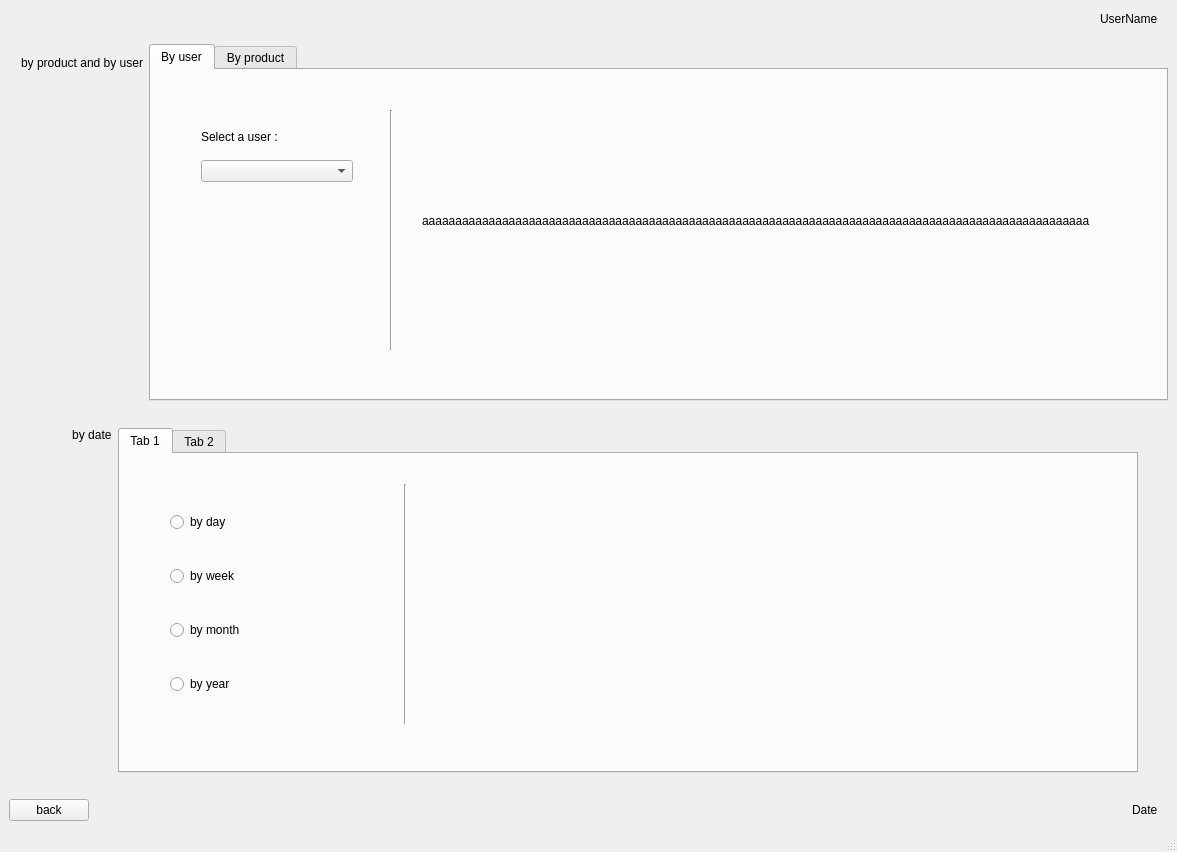
First picture: the form in ui/statistics.ui, repository HamzaMPSY/qt_app_mts, before the edit.
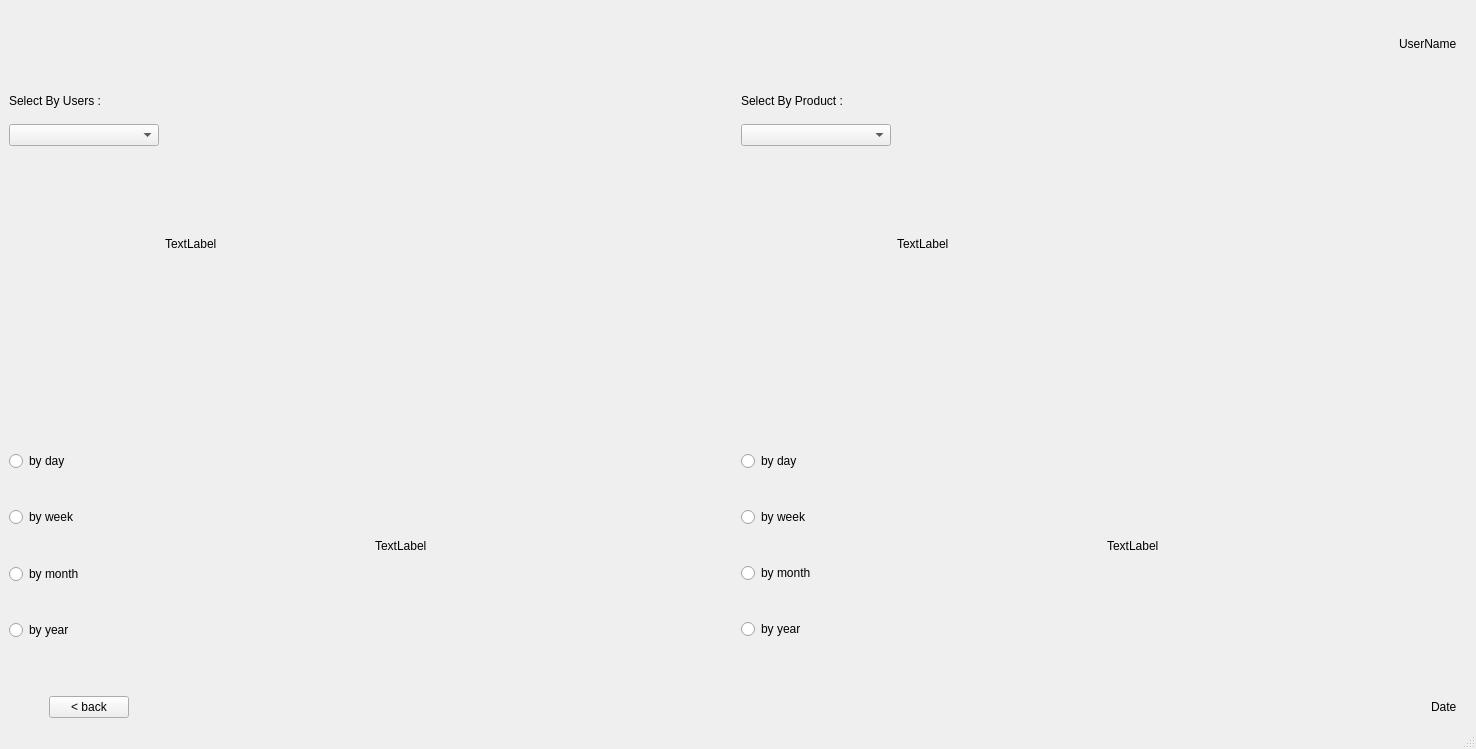
Second picture: the form after the edit. Icons and pictures are not drawn.

The edit to the form file:
```diff
--- a/ui/statistics.ui
+++ b/ui/statistics.ui
@@ -6,8 +6,8 @@
    <rect>
     <x>0</x>
     <y>0</y>
-    <width>1177</width>
-    <height>852</height>
+    <width>1476</width>
+    <height>749</height>
    </rect>
   </property>
   <property name="windowTitle">
@@ -19,6 +19,12 @@
      <layout class="QHBoxLayout" name="horizontalLayout_3">
       <item>
        <widget class="QLabel" name="logo1">
+        <property name="minimumSize">
+         <size>
+          <width>70</width>
+          <height>70</height>
+         </size>
+        </property>
         <property name="text">
          <string/>
         </property>
@@ -32,6 +38,12 @@
       </item>
       <item>
        <widget class="QLabel" name="logo2">
+        <property name="minimumSize">
+         <size>
+          <width>70</width>
+          <height>70</height>
+         </size>
+        </property>
         <property name="text">
          <string/>
         </property>
@@ -59,8 +71,9 @@
       <item>
        <widget class="QLabel" name="usernameLabel">
         <property name="styleSheet">
-         <string notr="true">font: 63 10pt &quot;Segoe UI Semibold&quot;;
-</string>
+         <string notr="true">
+font: 25 15pt &quot;Yu Gothic UI Light&quot;;
+width: 80pt</string>
         </property>
         <property name="text">
          <string>UserName</string>
@@ -87,506 +100,18 @@
     </item>
     <item>
      <layout class="QHBoxLayout" name="horizontalLayout">
+      <property name="sizeConstraint">
+       <enum>QLayout::SetFixedSize</enum>
+      </property>
       <property name="topMargin">
        <number>9</number>
       </property>
       <item>
-       <widget class="QLabel" name="label">
-        <property name="palette">
-         <palette>
-          <active>
-           <colorrole role="WindowText">
-            <brush brushstyle="SolidPattern">
-             <color alpha="255">
-              <red>0</red>
-              <green>0</green>
-              <blue>0</blue>
-             </color>
-            </brush>
-           </colorrole>
-           <colorrole role="Button">
-            <brush brushstyle="SolidPattern">
-             <color alpha="255">
-              <red>0</red>
-              <green>170</green>
-              <blue>255</blue>
-             </color>
-            </brush>
-           </colorrole>
-           <colorrole role="Light">
-            <brush brushstyle="SolidPattern">
-             <color alpha="255">
-              <red>127</red>
-              <green>213</green>
-              <blue>255</blue>
-             </color>
-            </brush>
-           </colorrole>
-           <colorrole role="Midlight">
-            <brush brushstyle="SolidPattern">
-             <color alpha="255">
-              <red>63</red>
-              <green>191</green>
-              <blue>255</blue>
-             </color>
-            </brush>
-           </colorrole>
-           <colorrole role="Dark">
-            <brush brushstyle="SolidPattern">
-             <color alpha="255">
-              <red>0</red>
-              <green>85</green>
-              <blue>127</blue>
-             </color>
-            </brush>
-           </colorrole>
-           <colorrole role="Mid">
-            <brush brushstyle="SolidPattern">
-             <color alpha="255">
-              <red>0</red>
-              <green>113</green>
-              <blue>170</blue>
-             </color>
-            </brush>
-           </colorrole>
-           <colorrole role="Text">
-            <brush brushstyle="SolidPattern">
-             <color alpha="255">
-              <red>0</red>
-              <green>0</green>
-              <blue>0</blue>
-             </color>
-            </brush>
-           </colorrole>
-           <colorrole role="BrightText">
-            <brush brushstyle="SolidPattern">
-             <color alpha="255">
-              <red>255</red>
-              <green>255</green>
-              <blue>255</blue>
-             </color>
-            </brush>
-           </colorrole>
-           <colorrole role="ButtonText">
-            <brush brushstyle="SolidPattern">
-             <color alpha="255">
-              <red>0</red>
-              <green>0</green>
-              <blue>0</blue>
-             </color>
-            </brush>
-           </colorrole>
-           <colorrole role="Base">
-            <brush brushstyle="SolidPattern">
-             <color alpha="255">
-              <red>255</red>
-              <green>255</green>
-              <blue>255</blue>
-             </color>
-            </brush>
-           </colorrole>
-           <colorrole role="Window">
-            <brush brushstyle="SolidPattern">
-             <color alpha="255">
-              <red>0</red>
-              <green>170</green>
-              <blue>255</blue>
-             </color>
-            </brush>
-           </colorrole>
-           <colorrole role="Shadow">
-            <brush brushstyle="SolidPattern">
-             <color alpha="255">
-              <red>0</red>
-              <green>0</green>
-              <blue>0</blue>
-             </color>
-            </brush>
-           </colorrole>
-           <colorrole role="AlternateBase">
-            <brush brushstyle="SolidPattern">
-             <color alpha="255">
-              <red>127</red>
-              <green>212</green>
-              <blue>255</blue>
-             </color>
-            </brush>
-           </colorrole>
-           <colorrole role="ToolTipBase">
-            <brush brushstyle="SolidPattern">
-             <color alpha="255">
-              <red>255</red>
-              <green>255</green>
-              <blue>220</blue>
-             </color>
-            </brush>
-           </colorrole>
-           <colorrole role="ToolTipText">
-            <brush brushstyle="SolidPattern">
-             <color alpha="255">
-              <red>0</red>
-              <green>0</green>
-              <blue>0</blue>
-             </color>
-            </brush>
-           </colorrole>
-          </active>
-          <inactive>
-           <colorrole role="WindowText">
-            <brush brushstyle="SolidPattern">
-             <color alpha="255">
-              <red>0</red>
-              <green>0</green>
-              <blue>0</blue>
-             </color>
-            </brush>
-           </colorrole>
-           <colorrole role="Button">
-            <brush brushstyle="SolidPattern">
-             <color alpha="255">
-              <red>0</red>
-              <green>170</green>
-              <blue>255</blue>
-             </color>
-            </brush>
-           </colorrole>
-           <colorrole role="Light">
-            <brush brushstyle="SolidPattern">
-             <color alpha="255">
-              <red>127</red>
-              <green>213</green>
-              <blue>255</blue>
-             </color>
-            </brush>
-           </colorrole>
-           <colorrole role="Midlight">
-            <brush brushstyle="SolidPattern">
-             <color alpha="255">
-              <red>63</red>
-              <green>191</green>
-              <blue>255</blue>
-             </color>
-            </brush>
-           </colorrole>
-           <colorrole role="Dark">
-            <brush brushstyle="SolidPattern">
-             <color alpha="255">
-              <red>0</red>
-              <green>85</green>
-              <blue>127</blue>
-             </color>
-            </brush>
-           </colorrole>
-           <colorrole role="Mid">
-            <brush brushstyle="SolidPattern">
-             <color alpha="255">
-              <red>0</red>
-              <green>113</green>
-              <blue>170</blue>
-             </color>
-            </brush>
-           </colorrole>
-           <colorrole role="Text">
-            <brush brushstyle="SolidPattern">
-             <color alpha="255">
-              <red>0</red>
-              <green>0</green>
-              <blue>0</blue>
-             </color>
-            </brush>
-           </colorrole>
-           <colorrole role="BrightText">
-            <brush brushstyle="SolidPattern">
-             <color alpha="255">
-              <red>255</red>
-              <green>255</green>
-              <blue>255</blue>
-             </color>
-            </brush>
-           </colorrole>
-           <colorrole role="ButtonText">
-            <brush brushstyle="SolidPattern">
-             <color alpha="255">
-              <red>0</red>
-              <green>0</green>
-              <blue>0</blue>
-             </color>
-            </brush>
-           </colorrole>
-           <colorrole role="Base">
-            <brush brushstyle="SolidPattern">
-             <color alpha="255">
-              <red>255</red>
-              <green>255</green>
-              <blue>255</blue>
-             </color>
-            </brush>
-           </colorrole>
-           <colorrole role="Window">
-            <brush brushstyle="SolidPattern">
-             <color alpha="255">
-              <red>0</red>
-              <green>170</green>
-              <blue>255</blue>
-             </color>
-            </brush>
-           </colorrole>
-           <colorrole role="Shadow">
-            <brush brushstyle="SolidPattern">
-             <color alpha="255">
-              <red>0</red>
-              <green>0</green>
-              <blue>0</blue>
-             </color>
-            </brush>
-           </colorrole>
-           <colorrole role="AlternateBase">
-            <brush brushstyle="SolidPattern">
-             <color alpha="255">
-              <red>127</red>
-              <green>212</green>
-              <blue>255</blue>
-             </color>
-            </brush>
-           </colorrole>
-           <colorrole role="ToolTipBase">
-            <brush brushstyle="SolidPattern">
-             <color alpha="255">
-              <red>255</red>
-              <green>255</green>
-              <blue>220</blue>
-             </color>
-            </brush>
-           </colorrole>
-           <colorrole role="ToolTipText">
-            <brush brushstyle="SolidPattern">
-             <color alpha="255">
-              <red>0</red>
-              <green>0</green>
-              <blue>0</blue>
-             </color>
-            </brush>
-           </colorrole>
-          </inactive>
-          <disabled>
-           <colorrole role="WindowText">
-            <brush brushstyle="SolidPattern">
-             <color alpha="255">
-              <red>0</red>
-              <green>85</green>
-              <blue>127</blue>
-             </color>
-            </brush>
-           </colorrole>
-           <colorrole role="Button">
-            <brush brushstyle="SolidPattern">
-             <color alpha="255">
-              <red>0</red>
-              <green>170</green>
-              <blue>255</blue>
-             </color>
-            </brush>
-           </colorrole>
-           <colorrole role="Light">
-            <brush brushstyle="SolidPattern">
-             <color alpha="255">
-              <red>127</red>
-              <green>213</green>
-              <blue>255</blue>
-             </color>
-            </brush>
-           </colorrole>
-           <colorrole role="Midlight">
-            <brush brushstyle="SolidPattern">
-             <color alpha="255">
-              <red>63</red>
-              <green>191</green>
-              <blue>255</blue>
-             </color>
-            </brush>
-           </colorrole>
-           <colorrole role="Dark">
-            <brush brushstyle="SolidPattern">
-             <color alpha="255">
-              <red>0</red>
-              <green>85</green>
-              <blue>127</blue>
-             </color>
-            </brush>
-           </colorrole>
-           <colorrole role="Mid">
-            <brush brushstyle="SolidPattern">
-             <color alpha="255">
-              <red>0</red>
-              <green>113</green>
-              <blue>170</blue>
-             </color>
-            </brush>
-           </colorrole>
-           <colorrole role="Text">
-            <brush brushstyle="SolidPattern">
-             <color alpha="255">
-              <red>0</red>
-              <green>85</green>
-              <blue>127</blue>
-             </color>
-            </brush>
-           </colorrole>
-           <colorrole role="BrightText">
-            <brush brushstyle="SolidPattern">
-             <color alpha="255">
-              <red>255</red>
-              <green>255</green>
-              <blue>255</blue>
-             </color>
-            </brush>
-           </colorrole>
-           <colorrole role="ButtonText">
-            <brush brushstyle="SolidPattern">
-             <color alpha="255">
-              <red>0</red>
-              <green>85</green>
-              <blue>127</blue>
-             </color>
-            </brush>
-           </colorrole>
-           <colorrole role="Base">
-            <brush brushstyle="SolidPattern">
-             <color alpha="255">
-              <red>0</red>
-              <green>170</green>
-              <blue>255</blue>
-             </color>
-            </brush>
-           </colorrole>
-           <colorrole role="Window">
-            <brush brushstyle="SolidPattern">
-             <color alpha="255">
-              <red>0</red>
-              <green>170</green>
-              <blue>255</blue>
-             </color>
-            </brush>
-           </colorrole>
-           <colorrole role="Shadow">
-            <brush brushstyle="SolidPattern">
-             <color alpha="255">
-              <red>0</red>
-              <green>0</green>
-              <blue>0</blue>
-             </color>
-            </brush>
-           </colorrole>
-           <colorrole role="AlternateBase">
-            <brush brushstyle="SolidPattern">
-             <color alpha="255">
-              <red>0</red>
-              <green>170</green>
-              <blue>255</blue>
-             </color>
-            </brush>
-           </colorrole>
-           <colorrole role="ToolTipBase">
-            <brush brushstyle="SolidPattern">
-             <color alpha="255">
-              <red>255</red>
-              <green>255</green>
-              <blue>220</blue>
-             </color>
-            </brush>
-           </colorrole>
-           <colorrole role="ToolTipText">
-            <brush brushstyle="SolidPattern">
-             <color alpha="255">
-              <red>0</red>
-              <green>0</green>
-              <blue>0</blue>
-             </color>
-            </brush>
-           </colorrole>
-          </disabled>
-         </palette>
-        </property>
-        <property name="layoutDirection">
-         <enum>Qt::LeftToRight</enum>
-        </property>
-        <property name="autoFillBackground">
-         <bool>false</bool>
-        </property>
-        <property name="frameShape">
-         <enum>QFrame::NoFrame</enum>
-        </property>
-        <property name="frameShadow">
-         <enum>QFrame::Raised</enum>
-        </property>
-        <property name="text">
-         <string>by product and by user</string>
-        </property>
-        <property name="textFormat">
-         <enum>Qt::AutoText</enum>
-        </property>
-        <property name="alignment">
-         <set>Qt::AlignLeading|Qt::AlignLeft|Qt::AlignTop</set>
-        </property>
-        <property name="wordWrap">
-         <bool>false</bool>
-        </property>
-        <property name="margin">
-         <number>6</number>
-        </property>
-        <property name="indent">
-         <number>12</number>
-        </property>
-        <property name="openExternalLinks">
-         <bool>false</bool>
-        </property>
-       </widget>
-      </item>
-      <item>
-       <widget class="QTabWidget" name="tabWidget">
-        <property name="maximumSize">
-         <size>
-          <width>16777215</width>
-          <height>16777215</height>
-         </size>
-        </property>
-        <property name="currentIndex">
-         <number>0</number>
-        </property>
-        <widget class="QWidget" name="byuser">
-         <attribute name="title">
-          <string>By user</string>
-         </attribute>
-         <widget class="QWidget" name="verticalLayoutWidget_2">
-          <property name="geometry">
-           <rect>
-            <x>50</x>
-            <y>20</y>
-            <width>152</width>
-            <height>321</height>
-           </rect>
-          </property>
           <layout class="QVBoxLayout" name="verticalLayout_3">
-           <item>
-            <spacer name="verticalSpacer_4">
-             <property name="orientation">
-              <enum>Qt::Vertical</enum>
-             </property>
-             <property name="sizeType">
-              <enum>QSizePolicy::Minimum</enum>
-             </property>
-             <property name="sizeHint" stdset="0">
-              <size>
-               <width>20</width>
-               <height>40</height>
-              </size>
-             </property>
-            </spacer>
-           </item>
            <item>
             <widget class="QLabel" name="label_4">
              <property name="text">
-              <string>Select a user :</string>
+           <string>Select By Users :</string>
              </property>
             </widget>
            </item>
@@ -614,6 +139,12 @@
                <height>0</height>
               </size>
              </property>
+          <property name="maximumSize">
+           <size>
+            <width>150</width>
+            <height>16777215</height>
+           </size>
+          </property>
              <property name="editable">
               <bool>false</bool>
              </property>
@@ -639,77 +170,33 @@
             </spacer>
            </item>
           </layout>
-         </widget>
-         <widget class="Line" name="line">
-          <property name="geometry">
-           <rect>
-            <x>230</x>
-            <y>40</y>
-            <width>20</width>
-            <height>240</height>
-           </rect>
-          </property>
-          <property name="orientation">
-           <enum>Qt::Vertical</enum>
-          </property>
-         </widget>
+      </item>
+      <item>
+       <layout class="QVBoxLayout" name="verticalLayout_6">
+        <item>
          <widget class="QLabel" name="g1">
-          <property name="geometry">
-           <rect>
-            <x>271</x>
-            <y>20</y>
-            <width>700</width>
-            <height>261</height>
-           </rect>
-          </property>
           <property name="minimumSize">
            <size>
-            <width>700</width>
-            <height>0</height>
+            <width>500</width>
+            <height>300</height>
            </size>
           </property>
           <property name="text">
-           <string>aaaaaaaaaaaaaaaaaaaaaaaaaaaaaaaaaaaaaaaaaaaaaaaaaaaaaaaaaaaaaaaaaaaaaaaaaaaaaaaaaaaaaaaaaaaaaaaaaaaa</string>
+           <string>TextLabel</string>
           </property>
           <property name="scaledContents">
            <bool>true</bool>
           </property>
          </widget>
-        </widget>
-        <widget class="QWidget" name="byproduct">
-         <attribute name="title">
-          <string>By product</string>
-         </attribute>
-         <widget class="QWidget" name="verticalLayoutWidget">
-          <property name="geometry">
-           <rect>
-            <x>50</x>
-            <y>20</y>
-            <width>152</width>
-            <height>321</height>
-           </rect>
-          </property>
+        </item>
+       </layout>
+      </item>
+      <item>
           <layout class="QVBoxLayout" name="verticalLayout_2">
-           <item>
-            <spacer name="verticalSpacer_3">
-             <property name="orientation">
-              <enum>Qt::Vertical</enum>
-             </property>
-             <property name="sizeType">
-              <enum>QSizePolicy::Minimum</enum>
-             </property>
-             <property name="sizeHint" stdset="0">
-              <size>
-               <width>20</width>
-               <height>40</height>
-              </size>
-             </property>
-            </spacer>
-           </item>
            <item>
             <widget class="QLabel" name="label_3">
              <property name="text">
-              <string>Select a product :</string>
+           <string>Select By Product :</string>
              </property>
             </widget>
            </item>
@@ -737,6 +224,12 @@
                <height>0</height>
               </size>
              </property>
+          <property name="maximumSize">
+           <size>
+            <width>150</width>
+            <height>16777215</height>
+           </size>
+          </property>
              <property name="editable">
               <bool>false</bool>
              </property>
@@ -762,44 +255,32 @@
             </spacer>
            </item>
           </layout>
-         </widget>
-         <widget class="Line" name="line_2">
-          <property name="geometry">
-           <rect>
-            <x>230</x>
-            <y>30</y>
-            <width>20</width>
-            <height>250</height>
-           </rect>
-          </property>
-          <property name="orientation">
-           <enum>Qt::Vertical</enum>
-          </property>
-         </widget>
+      </item>
+      <item>
+       <layout class="QVBoxLayout" name="verticalLayout_7">
+        <item>
          <widget class="QLabel" name="g2">
-          <property name="geometry">
-           <rect>
-            <x>269</x>
-            <y>20</y>
-            <width>700</width>
-            <height>261</height>
-           </rect>
-          </property>
           <property name="minimumSize">
            <size>
-            <width>700</width>
-            <height>0</height>
+            <width>500</width>
+            <height>300</height>
+           </size>
+          </property>
+          <property name="maximumSize">
+           <size>
+            <width>16777215</width>
+            <height>9999999</height>
            </size>
           </property>
           <property name="text">
-           <string>aaaaaaaaaaaaaaaaaaaaaaaaaaaaaaaaaaaaaaaaaaaaaaaaaaaaaaaaaaaaaaaaaaaaaaaaaaaaaaaaaaaaaaaaaaaaaaaaaaaa</string>
+           <string>TextLabel</string>
           </property>
           <property name="scaledContents">
            <bool>true</bool>
           </property>
          </widget>
-        </widget>
-       </widget>
+        </item>
+       </layout>
       </item>
      </layout>
     </item>
@@ -809,36 +290,110 @@
        <number>21</number>
       </property>
       <item>
-       <widget class="QLabel" name="label_2">
+       <layout class="QVBoxLayout" name="verticalLayout_5">
+        <item>
+         <spacer name="verticalSpacer_8">
+          <property name="orientation">
+           <enum>Qt::Vertical</enum>
+          </property>
+          <property name="sizeHint" stdset="0">
+           <size>
+            <width>20</width>
+            <height>40</height>
+           </size>
+          </property>
+         </spacer>
+        </item>
+        <item>
+         <widget class="QRadioButton" name="radioButton_5">
         <property name="text">
-         <string>                   by date</string>
-        </property>
-        <property name="alignment">
-         <set>Qt::AlignLeading|Qt::AlignLeft|Qt::AlignTop</set>
-        </property>
-        <property name="margin">
-         <number>17</number>
-        </property>
+           <string>by day</string>
+          </property>
+         </widget>
+        </item>
+        <item>
+         <spacer name="verticalSpacer">
+          <property name="orientation">
+           <enum>Qt::Vertical</enum>
+          </property>
+          <property name="sizeHint" stdset="0">
+           <size>
+            <width>20</width>
+            <height>40</height>
+           </size>
+          </property>
+         </spacer>
+        </item>
+        <item>
+         <widget class="QRadioButton" name="radioButton_6">
+          <property name="text">
+           <string>by week</string>
+          </property>
        </widget>
       </item>
       <item>
-       <widget class="QTabWidget" name="tabWidget_2">
-        <property name="currentIndex">
-         <number>0</number>
-        </property>
-        <widget class="QWidget" name="tab_3">
-         <attribute name="title">
-          <string>Tab 1</string>
-         </attribute>
-         <widget class="QWidget" name="verticalLayoutWidget_3">
-          <property name="geometry">
-           <rect>
-            <x>50</x>
-            <y>30</y>
-            <width>160</width>
-            <height>241</height>
-           </rect>
+         <spacer name="verticalSpacer_9">
+          <property name="orientation">
+           <enum>Qt::Vertical</enum>
+          </property>
+          <property name="sizeHint" stdset="0">
+           <size>
+            <width>20</width>
+            <height>40</height>
+           </size>
           </property>
+         </spacer>
+        </item>
+        <item>
+         <widget class="QRadioButton" name="radioButton_7">
+          <property name="text">
+           <string>by month</string>
+          </property>
+         </widget>
+        </item>
+        <item>
+         <spacer name="verticalSpacer_11">
+          <property name="orientation">
+           <enum>Qt::Vertical</enum>
+          </property>
+          <property name="sizeHint" stdset="0">
+           <size>
+            <width>20</width>
+            <height>40</height>
+           </size>
+          </property>
+         </spacer>
+        </item>
+        <item>
+         <widget class="QRadioButton" name="radioButton_8">
+          <property name="text">
+           <string>by year</string>
+          </property>
+         </widget>
+        </item>
+        <item>
+         <spacer name="verticalSpacer_10">
+          <property name="orientation">
+           <enum>Qt::Vertical</enum>
+          </property>
+          <property name="sizeHint" stdset="0">
+           <size>
+            <width>20</width>
+            <height>40</height>
+           </size>
+          </property>
+         </spacer>
+        </item>
+       </layout>
+      </item>
+      <item>
+       <widget class="QLabel" name="g4">
+        <property name="text">
+         <string>TextLabel</string>
+        </property>
+       </widget>
+      </item>
+      <item>
           <layout class="QVBoxLayout" name="verticalLayout_4">
            <item>
             <widget class="QRadioButton" name="radioButton">
@@ -869,40 +424,13 @@
             </widget>
            </item>
           </layout>
-         </widget>
-         <widget class="Line" name="line_3">
-          <property name="geometry">
-           <rect>
-            <x>270</x>
-            <y>30</y>
-            <width>30</width>
-            <height>240</height>
-           </rect>
-          </property>
-          <property name="orientation">
-           <enum>Qt::Vertical</enum>
-          </property>
-         </widget>
-        </widget>
-        <widget class="QWidget" name="tab_4">
-         <attribute name="title">
-          <string>Tab 2</string>
-         </attribute>
-        </widget>
-       </widget>
       </item>
       <item>
-       <spacer name="verticalSpacer">
-        <property name="orientation">
-         <enum>Qt::Vertical</enum>
+       <widget class="QLabel" name="g3_2">
+        <property name="text">
+         <string>TextLabel</string>
         </property>
-        <property name="sizeHint" stdset="0">
-         <size>
-          <width>30</width>
-          <height>40</height>
-         </size>
-        </property>
-       </spacer>
+       </widget>
       </item>
      </layout>
     </item>
@@ -924,10 +452,26 @@
       <property name="topMargin">
        <number>0</number>
       </property>
+      <item>
+       <spacer name="horizontalSpacer_8">
+        <property name="orientation">
+         <enum>Qt::Horizontal</enum>
+        </property>
+        <property name="sizeType">
+         <enum>QSizePolicy::Maximum</enum>
+        </property>
+        <property name="sizeHint" stdset="0">
+         <size>
+          <width>40</width>
+          <height>20</height>
+         </size>
+        </property>
+       </spacer>
+      </item>
       <item>
        <widget class="QPushButton" name="btnback">
         <property name="text">
-         <string>back</string>
+         <string>&lt; back</string>
         </property>
        </widget>
       </item>
@@ -947,7 +491,9 @@
       <item>
        <widget class="QLabel" name="dateLabel">
         <property name="styleSheet">
-         <string notr="true">font: 10pt &quot;MS Shell Dlg 2&quot;;</string>
+         <string notr="true">
+font: 25 15pt &quot;Yu Gothic UI Light&quot;;
+width: 80pt</string>
         </property>
         <property name="text">
          <string>Date</string>
```
Left out of the diff: 15 changed lines with no effect on the pictures. Lines whose indentation alone changed are shown as unchanged.
